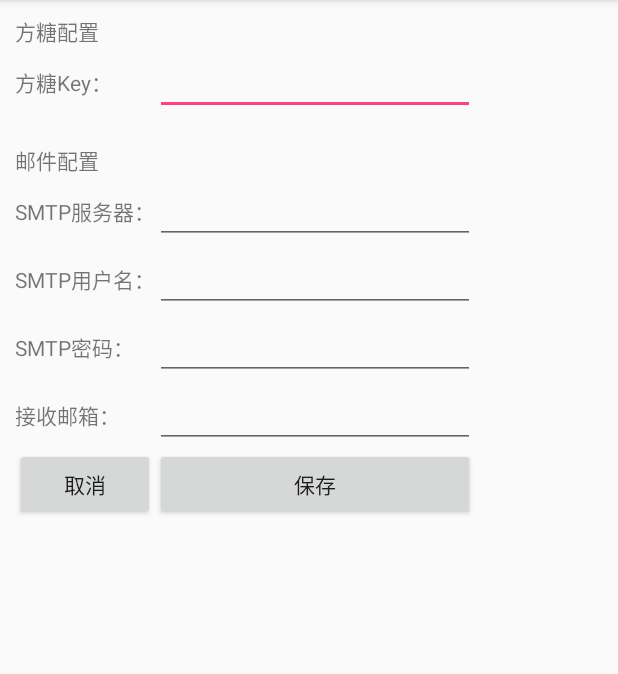
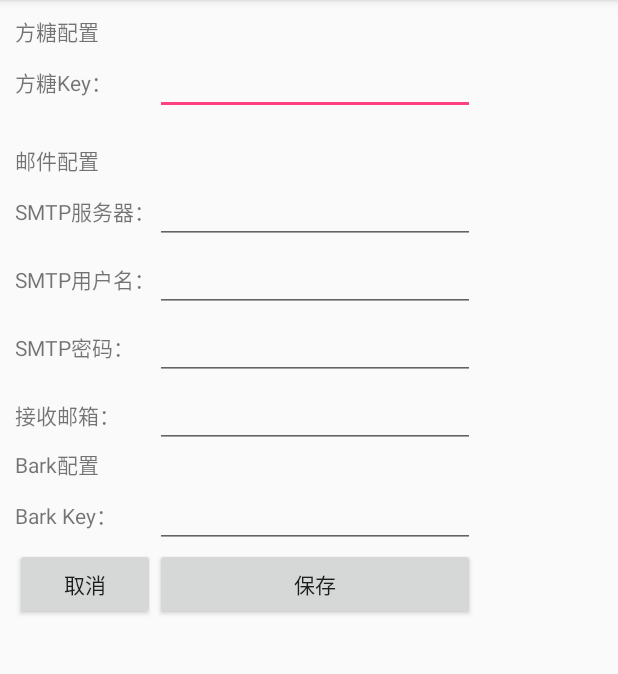
Before and after one commit to listeng/droid-forward, an Android app: the screen it shows after launch (SettingsActivity), after a tap on "配置", on a phone screen of 412 x 824 dp, the part 84-758 px from its top. Run offline under Robolectric (Android 15) with nearby library versions, the phone set to English and light mode, and no system bars; 3 other taps on this screen came first.

Commit message:
增加bark的支持

```diff
--- a/app/src/main/java/com/ester/remotetrigger/activity/MainActivity.kt
+++ b/app/src/main/java/com/ester/remotetrigger/activity/MainActivity.kt
@@ -45,8 +45,15 @@ class MainActivity : AppCompatActivity() {
             edit.apply()
         }
 
+        swBark.setOnClickListener {
+            val edit = sp.edit()
+            edit.putBoolean("send.bark", swBark.isChecked)
+            edit.apply()
+        }
+
         swFTQQ.isChecked = sp.getBoolean("send.ftqq", false)
         swEmail.isChecked = sp.getBoolean("send.email", false)
+        swBark.isChecked = sp.getBoolean("send.bark", false)
     }
 
     private fun setupPermissions() {
--- a/app/src/main/java/com/ester/remotetrigger/activity/SettingsActivity.kt
+++ b/app/src/main/java/com/ester/remotetrigger/activity/SettingsActivity.kt
@@ -14,6 +14,7 @@ class SettingsActivity : AppCompatActivity() {
 
         val sp = PreferenceManager.getDefaultSharedPreferences(applicationContext)
         txtFTkey.text = SpannableStringBuilder(sp.getString("settings.ftkey", ""))
+        txtBarkkey.text = SpannableStringBuilder(sp.getString("settings.barkkey", ""))
         txtSMTPHost.text = SpannableStringBuilder(sp.getString("settings.smtp_host", ""))
         txtSMTPUser.text = SpannableStringBuilder(sp.getString("settings.smtp_user", ""))
         txtSMTPPwd.text = SpannableStringBuilder(sp.getString("settings.smtp_pwd", ""))
@@ -26,6 +27,7 @@ class SettingsActivity : AppCompatActivity() {
         btSave.setOnClickListener {
             val edit = sp.edit()
             edit.putString("settings.ftkey", txtFTkey.text.toString())
+            edit.putString("settings.barkkey", txtBarkkey.text.toString())
             edit.putString("settings.smtp_host", txtSMTPHost.text.toString())
             edit.putString("settings.smtp_user", txtSMTPUser.text.toString())
             edit.putString("settings.smtp_pwd", txtSMTPPwd.text.toString())
--- a/app/src/main/java/com/ester/remotetrigger/service/ApiService.kt
+++ b/app/src/main/java/com/ester/remotetrigger/service/FTQQApiService.kt
@@ -10,7 +10,7 @@ import retrofit2.http.*
 /**
  * Created by tls on 2018/1/13.
  */
-interface ApiService {
+interface FTQQApiService {
 
     @FormUrlEncoded
     @POST("{key}.send")
@@ -21,7 +21,7 @@ interface ApiService {
     ): Call<NotifyResult>
 
     companion object Factory {
-        fun create(): ApiService {
+        fun create(): FTQQApiService {
             val retrofit = Retrofit.Builder()
                     .addCallAdapterFactory(RxJava2CallAdapterFactory.create())
                     .addConverterFactory(GsonConverterFactory.create())
@@ -29,7 +29,7 @@ interface ApiService {
                     .build()
 
 
-            return retrofit.create(ApiService::class.java);
+            return retrofit.create(FTQQApiService::class.java);
         }
     }
 }
--- a/app/src/main/java/com/ester/remotetrigger/service/ForwardSMSService.kt
+++ b/app/src/main/java/com/ester/remotetrigger/service/ForwardSMSService.kt
@@ -67,7 +67,7 @@ class ForwardSMSService : Service() {
                     val name = getPeople(tel)
                     val deviceid = getMyNumber()
 
-                    val apiService = ApiService.create()
+                    val apiService = FTQQApiService.create()
                     val text=String.format("%s 打入电话", tel)
                     val desp=String.format(
                                     "电话：%s（%s）<br/>  时间：%s<br/>  设备：%s<br/>",
--- a/app/src/main/res/layout/activity_settings.xml
+++ b/app/src/main/res/layout/activity_settings.xml
@@ -140,6 +140,36 @@
 
         <TableRow
             android:layout_width="match_parent"
+            android:layout_height="match_parent">
+
+            <TextView
+                android:id="@+id/textViewBark"
+                android:layout_width="wrap_content"
+                android:layout_height="wrap_content"
+                android:text="Bark配置" />
+        </TableRow>
+
+        <TableRow
+            android:layout_width="match_parent"
+            android:layout_height="match_parent">
+
+            <TextView
+                android:id="@+id/textView12"
+                android:layout_width="wrap_content"
+                android:layout_height="wrap_content"
+                android:text="Bark Key：" />
+
+            <EditText
+                android:id="@+id/txtBarkkey"
+                android:layout_width="wrap_content"
+                android:layout_height="wrap_content"
+                android:ems="10"
+                android:inputType="textPersonName" />
+
+        </TableRow>
+
+        <TableRow
+            android:layout_width="match_parent"
             android:layout_height="match_parent" >
 
             <Button
```
Also changed, not shown: app/src/main/java/com/ester/remotetrigger/config/BarkNotifyResult.kt (added, +10 -0 lines), app/src/main/java/com/ester/remotetrigger/service/BarkApiService.kt (added, +35 -0 lines), app/src/main/java/com/ester/remotetrigger/service/ForwardService.kt (+30 -1 lines), app/src/main/res/layout/activity_main.xml (+12 -1 lines).
